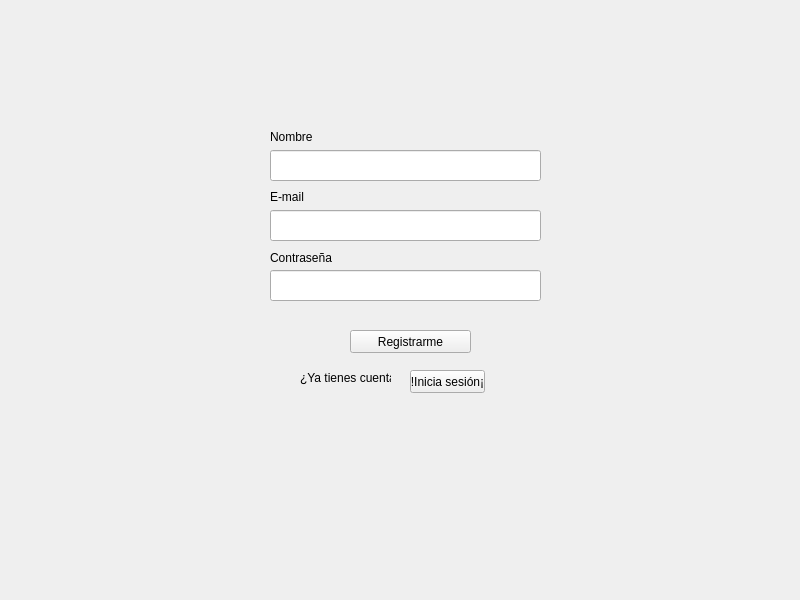
Old version of the form ventanas/VentanaRegistro.ui in the repository Lomeli89/FoxyBotApp1.0.
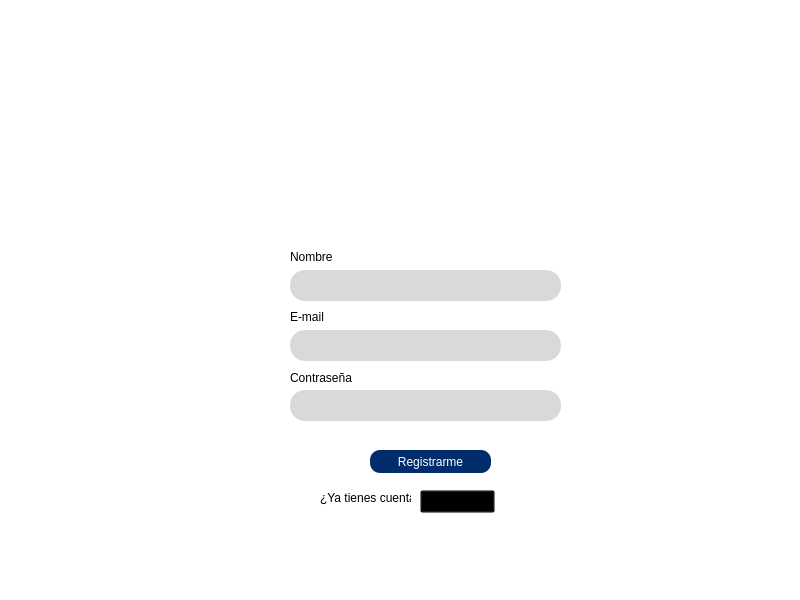
New version of the form. Icons and pictures are not drawn.

What changed in the file:
```diff
--- a/ventanas/VentanaRegistro.ui
+++ b/ventanas/VentanaRegistro.ui
@@ -13,12 +13,15 @@
   <property name="windowTitle">
    <string>MainWindow</string>
   </property>
+  <property name="styleSheet">
+   <string notr="true">background-color: rgb(255, 255, 255);</string>
+  </property>
   <widget class="QWidget" name="centralwidget">
    <widget class="QLabel" name="label_Nombre">
     <property name="geometry">
      <rect>
-      <x>270</x>
-      <y>130</y>
+      <x>290</x>
+      <y>250</y>
       <width>47</width>
       <height>13</height>
      </rect>
@@ -30,12 +33,19 @@
    <widget class="QPushButton" name="btn_irIniciarSesion">
     <property name="geometry">
      <rect>
-      <x>410</x>
-      <y>370</y>
+      <x>420</x>
+      <y>490</y>
       <width>75</width>
       <height>23</height>
      </rect>
     </property>
+    <property name="cursor">
+     <cursorShape>PointingHandCursor</cursorShape>
+    </property>
+    <property name="styleSheet">
+     <string notr="true">background-color: transparent;
+font: 75 11pt &quot;Calibri&quot;;</string>
+    </property>
     <property name="text">
      <string>!Inicia sesión¡</string>
     </property>
@@ -43,25 +53,44 @@
    <widget class="QLineEdit" name="input_Email_Reg">
     <property name="geometry">
      <rect>
-      <x>270</x>
-      <y>210</y>
-      <width>271</width>
-      <height>31</height>
-     </rect>
-    </property>
-    <property name="styleSheet">
-     <string notr="true">border-color:#808080;</string>
-    </property>
-   </widget>
-   <widget class="QPushButton" name="btn_Registrarme">
-    <property name="geometry">
-     <rect>
-      <x>350</x>
+      <x>290</x>
       <y>330</y>
+      <width>271</width>
+      <height>31</height>
+     </rect>
+    </property>
+    <property name="styleSheet">
+     <string notr="true">QLineEdit{
+	
+	
+	
+	
+	background-color: rgb(217, 217, 217);
+	padding-top:1px;
+	border-radius:15px;
+	
+	border-color: rgb(0, 46, 109);
+}</string>
+    </property>
+   </widget>
+   <widget class="QPushButton" name="btn_Registrarme">
+    <property name="geometry">
+     <rect>
+      <x>370</x>
+      <y>450</y>
       <width>121</width>
       <height>23</height>
      </rect>
     </property>
+    <property name="cursor">
+     <cursorShape>PointingHandCursor</cursorShape>
+    </property>
+    <property name="styleSheet">
+     <string notr="true">border-radius:10px;
+font: 10pt &quot;Nirmala UI&quot;;
+color: rgb(255, 255, 255);
+background-color: rgb(1, 45, 108);</string>
+    </property>
     <property name="text">
      <string>Registrarme</string>
     </property>
@@ -69,14 +98,24 @@
    <widget class="QLineEdit" name="input_Password_Reg">
     <property name="geometry">
      <rect>
-      <x>270</x>
-      <y>270</y>
+      <x>290</x>
+      <y>390</y>
       <width>271</width>
       <height>31</height>
      </rect>
     </property>
     <property name="styleSheet">
-     <string notr="true">border-color:#808080;</string>
+     <string notr="true">QLineEdit{
+	
+	
+	
+	
+	background-color: rgb(217, 217, 217);
+	padding-top:1px;
+	border-radius:15px;
+	
+	border-color: rgb(0, 46, 109);
+}</string>
     </property>
     <property name="echoMode">
      <enum>QLineEdit::Password</enum>
@@ -85,8 +124,8 @@
    <widget class="QLabel" name="label_YaTienesCuenta">
     <property name="geometry">
      <rect>
-      <x>300</x>
-      <y>370</y>
+      <x>320</x>
+      <y>490</y>
       <width>91</width>
       <height>16</height>
      </rect>
@@ -98,21 +137,31 @@
    <widget class="QLineEdit" name="input_Nombre_Reg">
     <property name="geometry">
      <rect>
-      <x>270</x>
-      <y>150</y>
+      <x>290</x>
+      <y>270</y>
       <width>271</width>
       <height>31</height>
      </rect>
     </property>
     <property name="styleSheet">
-     <string notr="true">border-color:#808080;</string>
+     <string notr="true">QLineEdit{
+	
+	
+	
+	
+	background-color: rgb(217, 217, 217);
+	padding-top:1px;
+	border-radius:15px;
+	
+	border-color: rgb(0, 46, 109);
+}</string>
     </property>
    </widget>
    <widget class="QLabel" name="label_Email_Reg">
     <property name="geometry">
      <rect>
-      <x>270</x>
-      <y>190</y>
+      <x>290</x>
+      <y>310</y>
       <width>47</width>
       <height>13</height>
      </rect>
@@ -124,8 +173,8 @@
    <widget class="QLabel" name="label_Password_Reg">
     <property name="geometry">
      <rect>
-      <x>270</x>
-      <y>250</y>
+      <x>290</x>
+      <y>370</y>
       <width>71</width>
       <height>16</height>
      </rect>
@@ -134,6 +183,35 @@
      <string>Contraseña</string>
     </property>
    </widget>
+   <widget class="QLabel" name="label">
+    <property name="geometry">
+     <rect>
+      <x>200</x>
+      <y>0</y>
+      <width>451</width>
+      <height>251</height>
+     </rect>
+    </property>
+    <property name="text">
+     <string/>
+    </property>
+    <property name="pixmap">
+     <pixmap>../../../Downloads/title.jpg</pixmap>
+    </property>
+    <property name="scaledContents">
+     <bool>true</bool>
+    </property>
+   </widget>
+   <zorder>label</zorder>
+   <zorder>label_Nombre</zorder>
+   <zorder>btn_irIniciarSesion</zorder>
+   <zorder>input_Email_Reg</zorder>
+   <zorder>btn_Registrarme</zorder>
+   <zorder>input_Password_Reg</zorder>
+   <zorder>label_YaTienesCuenta</zorder>
+   <zorder>input_Nombre_Reg</zorder>
+   <zorder>label_Email_Reg</zorder>
+   <zorder>label_Password_Reg</zorder>
   </widget>
  </widget>
  <resources/>
```
